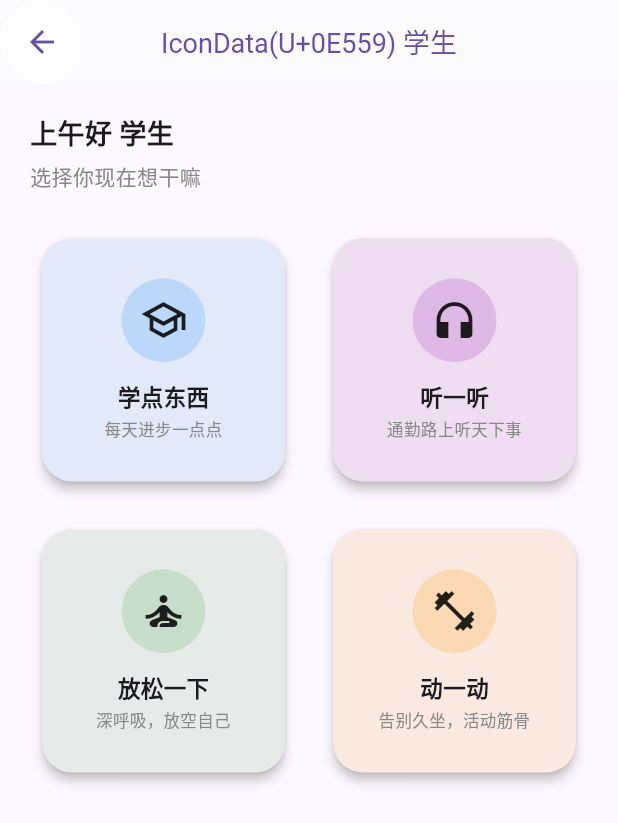
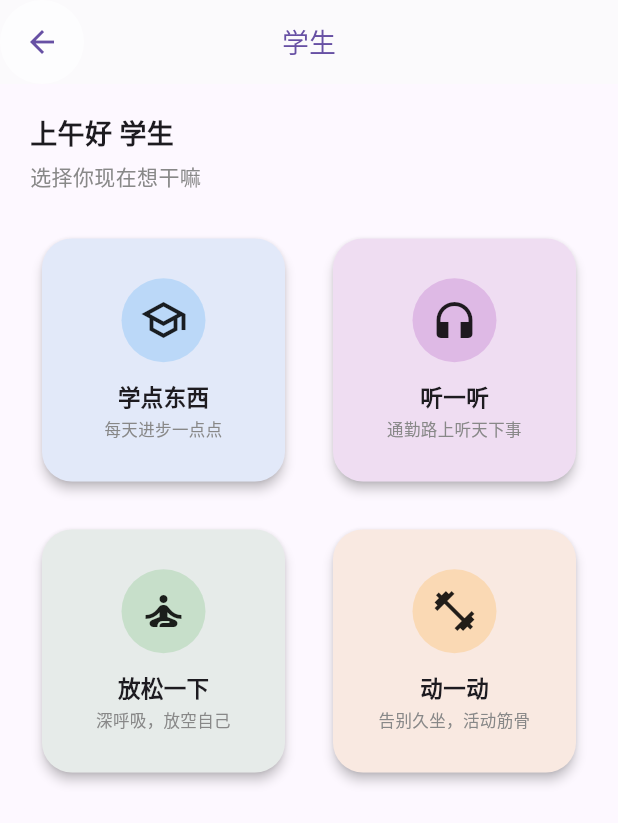
Before and after one commit to Ivan-ban998/fragment_time, a Flutter app: the SceneScreen screen opened directly with empty values, on a phone screen of 412 x 824 dp. Shown: the top 823 px of the screen. Run offline on Flutter 3.47's test engine with Material 3 defaults, Android fonts, the phone set to English and light mode, and no system bars; our stand-ins replace just_audio, shared_preferences; missing offline and left inert: dart:html, dart:js_interop, dart:ui_web; accounts and stored records are empty.

Commit message:
fix: scene_screen AppBar 删 userType.icon 拼接 bug (6/19 00:16)
- Brien 6/19 00:16 反馈 '图中圈出来的, 是什么有啥作用?'
  截图 AppBar title 显示 'IconData(U+0E6F2) 上班族'
- 根因: '${userType.icon} $userTypeName' 模板字符串拼接
  IconData 不是 String, Flutter 调 toString() 渲染成 'IconData(U+0E6F2)'
- 修: 删 userType.icon, 只留 userTypeName
- 教训: IconData 跟 String 拼接要分两个 widget (Icon + Text), 不能用 $ 模板
- rebuild ?v=1781799480

🤖 协助 by 小O 🐙

```diff
--- a/lib/screens/scene_screen.dart
+++ b/lib/screens/scene_screen.dart
@@ -48,7 +48,8 @@ class SceneScreen extends StatelessWidget {
         foregroundColor: GlassStyle.glassAppBarFg,
         elevation: GlassStyle.glassAppBarElevation,
         title: Text(
-          '${userType.icon} $userTypeName',
+          // 6/19 修: 删 userType.icon (IconData 不能跟 String 直接拼接, 6/19 00:16 Brien 反馈 'IconData(U+0E6F2)' bug)
+          userTypeName,
           style: TextStyle(fontSize: 18 * _scale),
         ),
         leading: Material(
```
